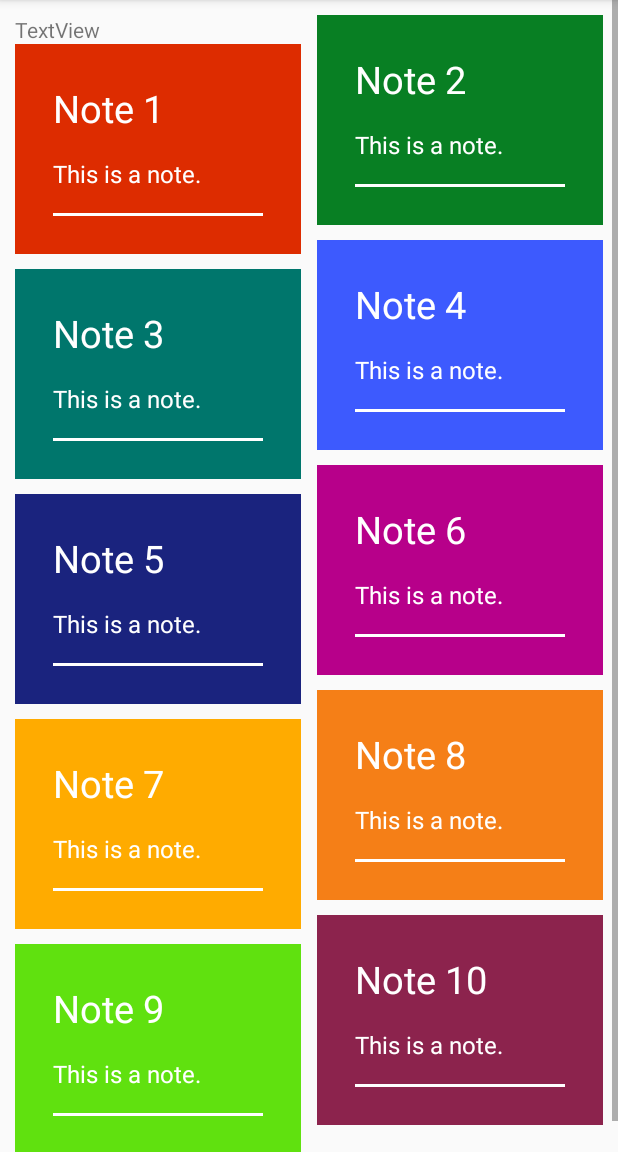
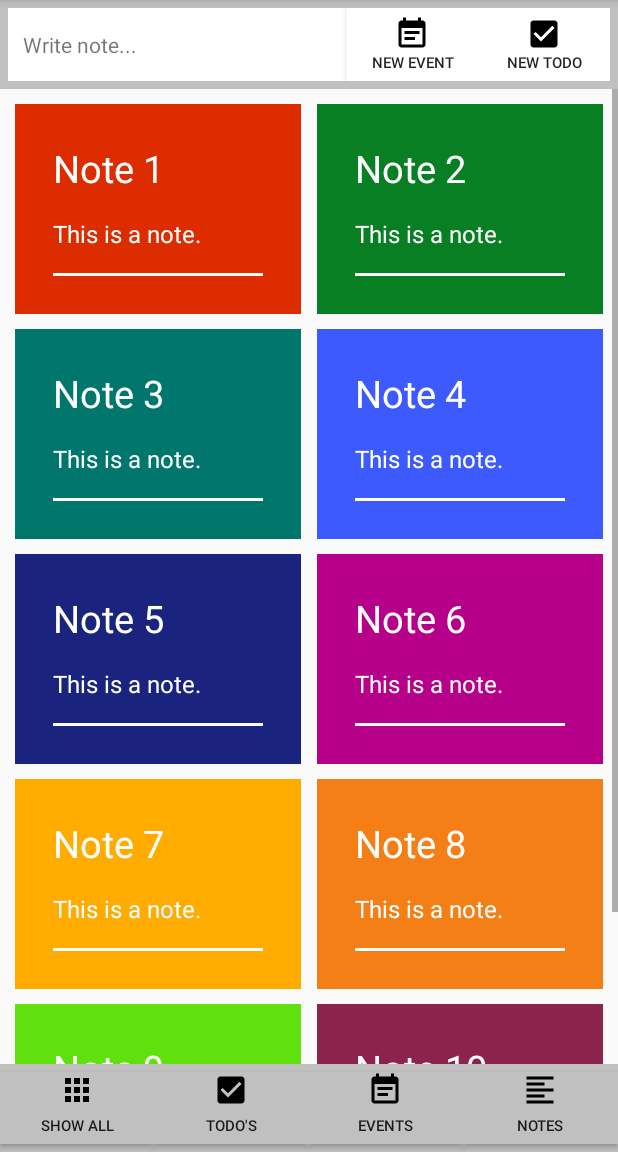
Before and after one commit to MenzelRobin/TEN-Manager, an Android app: the OverviewNoteInit screen opened directly, with no data from a screen before it, on a phone screen of 412 x 824 dp, the part 84-1236 px from its top. Run offline under Robolectric (Android 15) with nearby library versions, the phone set to English and light mode, and no system bars.

Commit message:
Added Updated Overview Layout, fixed a bug that generated copies of Fragments

```diff
--- a/app/src/main/java/com/example/robin/angrynerds_wip/overview/noteFragment/OverviewNoteController.java
+++ b/app/src/main/java/com/example/robin/angrynerds_wip/overview/noteFragment/OverviewNoteController.java
@@ -1,53 +1,45 @@
 package com.example.robin.angrynerds_wip.overview.noteFragment;
 
 import android.content.Intent;
-import android.os.Bundle;
 import android.view.View;
 
 import com.example.robin.angrynerds_wip.MainActivity;
 import com.example.robin.angrynerds_wip.overview.superClasses.OverviewFragmentController;
+import com.example.robin.angrynerds_wip.overview.superClasses.OverviewFragmentData;
+import com.example.robin.angrynerds_wip.overview.superClasses.OverviewFragmentGui;
+import com.example.robin.angrynerds_wip.overview.superClasses.OverviewFragmentInit;
 
 public class OverviewNoteController extends OverviewFragmentController {
 
-    OverviewNoteInit mFragment;
-    OverviewNoteData mData;
-    OverviewNoteGui mGui;
-
-    // Constructor
-    public OverviewNoteController(OverviewNoteInit pFragment, OverviewNoteData pData, OverviewNoteGui pGui){
-        mFragment = pFragment;
-        mData = pData;
-        mGui = pGui;
+    // Calls the superconstructor
+    public OverviewNoteController(OverviewFragmentInit pFragment, OverviewFragmentData pData, OverviewFragmentGui pGui){
+        super(pFragment, pData, pGui);
     }
 
-    // Passes Data to Dataobject
-    public void addData(Bundle pData){
-        mData.addData(pData);
+    // Passes the View to the Guiobject and calls applyData()
+    public void addView(View pView){
+        super.addView(pView);
+        applyData();
     }
 
-    // Passes the View to the Guiobject and applies the Data
-    public void addView(View pView){
-        mGui.addView(pView);
-        applyData();
+    // Applies saved Data to the Gui
+    public void applyData(){
+        ((OverviewNoteGui)mGui).setTitle(mData.getTitle());
+        ((OverviewNoteGui)mGui).setColor(mData.getColor());
+        ((OverviewNoteGui)mGui).setDescription(((OverviewNoteData)mData).getDescription());
     }
 
     // Adds an OnClickListener to the Fragment
     public void addOnClickListener(){
         OverviewNoteClickListener clickListener = new OverviewNoteClickListener(this);
-        mGui.getOverviewNote().setOnClickListener(clickListener);
+        ((OverviewNoteGui)mGui).getOverviewNote().setOnClickListener(clickListener);
     }
 
     // Called by the OnClickListener, starts a new Activity
     public void clicked(){
+        //Todo: Add Note Activity
         Intent intent = new Intent(mFragment.getActivity(), MainActivity.class);
-        intent.putExtra("ID", mData.getID()); // Hier können eigene Parameter hinzugefügt werden.
-        mFragment.startActivity(intent); // Activity Starten
-    }
-
-    // Applies saved Data to the Gui
-    public void applyData(){
-        mGui.setTitle(mData.getTitle());
-        mGui.setColor(mData.getColor());
-        mGui.setDescription(mData.getDescription());
+        intent.putExtra("ID", mData.getID());
+        mFragment.startActivity(intent);
     }
 }
--- a/app/src/main/java/com/example/robin/angrynerds_wip/overview/noteFragment/OverviewNoteGui.java
+++ b/app/src/main/java/com/example/robin/angrynerds_wip/overview/noteFragment/OverviewNoteGui.java
@@ -5,10 +5,10 @@ import android.widget.RelativeLayout;
 import android.widget.TextView;
 
 import com.example.robin.angrynerds_wip.R;
+import com.example.robin.angrynerds_wip.overview.superClasses.OverviewFragmentGui;
 
-public class OverviewNoteGui {
+public class OverviewNoteGui extends OverviewFragmentGui {
 
-    View mView;
     RelativeLayout mOverviewNote;
     TextView mTitle;
     TextView mDescription;
@@ -19,7 +19,7 @@ public class OverviewNoteGui {
 
     // Adds the Fragment view to this Object
     public void addView(View pView){
-        mView = pView;
+        super.addView(pView);
         mOverviewNote = mView.findViewById(R.id.id_overview_note);
         mTitle = mView.findViewById(R.id.id_overview_note_textView_title);
         mDescription = mView.findViewById(R.id.id_overview_note_textView_description);
@@ -30,14 +30,17 @@ public class OverviewNoteGui {
         return mOverviewNote;
     }
 
+    // Sets Title
     public void setTitle(String pTitle){
         mTitle.setText(pTitle);
     }
 
+    // Sets Color
     public void setColor(int pColor){
         mOverviewNote.setBackgroundColor(pColor);
     }
 
+    // Sets Description
     public void setDescription(String pDescription){
         mDescription.setText(pDescription);
     }
--- a/app/src/main/java/com/example/robin/angrynerds_wip/overview/noteFragment/OverviewNoteInit.java
+++ b/app/src/main/java/com/example/robin/angrynerds_wip/overview/noteFragment/OverviewNoteInit.java
@@ -10,9 +10,10 @@ import com.example.robin.angrynerds_wip.overview.superClasses.OverviewFragmentIn
 
 public class OverviewNoteInit extends OverviewFragmentInit {
 
+    /* Replaced by superclass
     private OverviewNoteData mData;
     private OverviewNoteGui mGui;
-    private OverviewNoteController mController;
+    private OverviewNoteController mController;*/
 
     public OverviewNoteInit(){
         initData();
@@ -32,16 +33,11 @@ public class OverviewNoteInit extends OverviewFragmentInit {
         mController = new OverviewNoteController(this, mData, mGui);
     }
 
-    /* Replaced by Bundle Todo: Delete
-    public void addData(Note pData){
-        mController.addData(pData);
-    }*/
-
     public View onCreateView(LayoutInflater inflater, ViewGroup container, Bundle savedInstanceState) {
         View view = inflater.inflate(R.layout.fragment_overview_note, container, false);
         mController.addData(getArguments());
         mController.addView(view);
-        mController.addOnClickListener();
+        ((OverviewNoteController)mController).addOnClickListener();
         return view;
     }
 }
--- a/app/src/main/java/com/example/robin/angrynerds_wip/overview/overviewActivity/OverviewGui.java
+++ b/app/src/main/java/com/example/robin/angrynerds_wip/overview/overviewActivity/OverviewGui.java
@@ -8,20 +8,19 @@ public class OverviewGui {
 
     private OverviewInit mActivity;
 
-    //private LinearLayout mContainer1;
-    //private LinearLayout mContainer2;
+    private LinearLayout mContainer1;
+    private LinearLayout mContainer2;
     private int mContainer1Id;
     private int mContainer2Id;
 
     OverviewGui(OverviewInit pActivity){
         mActivity = pActivity;
         mActivity.setContentView(R.layout.activity_overview);
-
-        //mContainer1 = mActivity.findViewById(R.id.id_overview_linearLayout_container1);
-        //mContainer2 = mActivity.findViewById(R.id.id_overview_linearLayout_container2);
-
         mContainer1Id = R.id.id_overview_linearLayout_container1;
         mContainer2Id = R.id.id_overview_linearLayout_container2;
+        mContainer1 = mActivity.findViewById(mContainer1Id);
+        mContainer2 = mActivity.findViewById(mContainer2Id);
+        clearContainer();
     }
 
     public int getContainer1Id(){
@@ -31,4 +30,10 @@ public class OverviewGui {
     public int getContainer2Id(){
         return mContainer2Id;
     }
+
+    public void clearContainer(){
+        mContainer1.removeAllViewsInLayout();
+        mContainer2.removeAllViewsInLayout();
+    }
+
 }
--- a/app/src/main/java/com/example/robin/angrynerds_wip/overview/superClasses/OverviewFragmentClickListener.java
+++ b/app/src/main/java/com/example/robin/angrynerds_wip/overview/superClasses/OverviewFragmentClickListener.java
@@ -1,4 +1,4 @@
 package com.example.robin.angrynerds_wip.overview.superClasses;
 
-public class OverviewFragmentClickListener {
+public abstract class OverviewFragmentClickListener {
 }
--- a/app/src/main/java/com/example/robin/angrynerds_wip/overview/superClasses/OverviewFragmentController.java
+++ b/app/src/main/java/com/example/robin/angrynerds_wip/overview/superClasses/OverviewFragmentController.java
@@ -1,4 +1,29 @@
 package com.example.robin.angrynerds_wip.overview.superClasses;
 
-public class OverviewFragmentController {
+import android.os.Bundle;
+import android.view.View;
+
+import com.example.robin.angrynerds_wip.overview.noteFragment.OverviewNoteData;
+import com.example.robin.angrynerds_wip.overview.noteFragment.OverviewNoteGui;
+import com.example.robin.angrynerds_wip.overview.noteFragment.OverviewNoteInit;
+
+public abstract class OverviewFragmentController {
+    protected OverviewFragmentInit mFragment;
+    protected OverviewFragmentData mData;
+    protected OverviewFragmentGui mGui;
+
+    public OverviewFragmentController(OverviewFragmentInit pFragment, OverviewFragmentData pData, OverviewFragmentGui pGui){
+        mFragment = pFragment;
+        mData = pData;
+        mGui = pGui;
+    }
+
+    // Passes Data to Dataobject
+    public void addData(Bundle pData){
+        mData.addData(pData);
+    }
+
+    public void addView(View pView){
+        mGui.addView(pView);
+    }
 }
--- a/app/src/main/java/com/example/robin/angrynerds_wip/overview/superClasses/OverviewFragmentData.java
+++ b/app/src/main/java/com/example/robin/angrynerds_wip/overview/superClasses/OverviewFragmentData.java
@@ -2,7 +2,7 @@ package com.example.robin.angrynerds_wip.overview.superClasses;
 
 import android.os.Bundle;
 
-public class OverviewFragmentData {
+public abstract class OverviewFragmentData {
     String mID;
     String mTitle;
     int mColor;
--- a/app/src/main/java/com/example/robin/angrynerds_wip/overview/superClasses/OverviewFragmentGui.java
+++ b/app/src/main/java/com/example/robin/angrynerds_wip/overview/superClasses/OverviewFragmentGui.java
@@ -1,4 +1,10 @@
 package com.example.robin.angrynerds_wip.overview.superClasses;
 
-public class OverviewFragmentGui {
+import android.view.View;
+
+public abstract class OverviewFragmentGui {
+    protected View mView;
+    public void addView(View pView){
+        mView = pView;
+    }
 }
--- a/app/src/main/java/com/example/robin/angrynerds_wip/overview/superClasses/OverviewFragmentInit.java
+++ b/app/src/main/java/com/example/robin/angrynerds_wip/overview/superClasses/OverviewFragmentInit.java
@@ -2,5 +2,13 @@ package com.example.robin.angrynerds_wip.overview.superClasses;
 
 import android.support.v4.app.Fragment;
 
-public class OverviewFragmentInit extends Fragment {
+import com.example.robin.angrynerds_wip.overview.noteFragment.OverviewNoteController;
+import com.example.robin.angrynerds_wip.overview.noteFragment.OverviewNoteData;
+import com.example.robin.angrynerds_wip.overview.noteFragment.OverviewNoteGui;
+
+public abstract class OverviewFragmentInit extends Fragment {
+
+    protected OverviewFragmentData mData;
+    protected OverviewFragmentGui mGui;
+    protected OverviewFragmentController mController;
 }
--- /dev/null
+++ b/app/src/main/res/drawable/ic_apps_black_24dp.xml
@@ -0,0 +1,9 @@
+<vector xmlns:android="http://schemas.android.com/apk/res/android"
+        android:width="24dp"
+        android:height="24dp"
+        android:viewportWidth="24.0"
+        android:viewportHeight="24.0">
+    <path
+        android:fillColor="#FF000000"
+        android:pathData="M4,8h4L8,4L4,4v4zM10,20h4v-4h-4v4zM4,20h4v-4L4,16v4zM4,14h4v-4L4,10v4zM10,14h4v-4h-4v4zM16,4v4h4L20,4h-4zM10,8h4L14,4h-4v4zM16,14h4v-4h-4v4zM16,20h4v-4h-4v4z"/>
+</vector>
--- /dev/null
+++ b/app/src/main/res/drawable/ic_check_box_black_24dp.xml
@@ -0,0 +1,9 @@
+<vector xmlns:android="http://schemas.android.com/apk/res/android"
+        android:width="24dp"
+        android:height="24dp"
+        android:viewportWidth="24.0"
+        android:viewportHeight="24.0">
+    <path
+        android:fillColor="#FF000000"
+        android:pathData="M19,3L5,3c-1.11,0 -2,0.9 -2,2v14c0,1.1 0.89,2 2,2h14c1.11,0 2,-0.9 2,-2L21,5c0,-1.1 -0.89,-2 -2,-2zM10,17l-5,-5 1.41,-1.41L10,14.17l7.59,-7.59L19,8l-9,9z"/>
+</vector>
--- /dev/null
+++ b/app/src/main/res/drawable/ic_dialpad_black_24dp.xml
@@ -0,0 +1,9 @@
+<vector xmlns:android="http://schemas.android.com/apk/res/android"
+        android:width="24dp"
+        android:height="24dp"
+        android:viewportWidth="24.0"
+        android:viewportHeight="24.0">
+    <path
+        android:fillColor="#FF000000"
+        android:pathData="M12,19c-1.1,0 -2,0.9 -2,2s0.9,2 2,2 2,-0.9 2,-2 -0.9,-2 -2,-2zM6,1c-1.1,0 -2,0.9 -2,2s0.9,2 2,2 2,-0.9 2,-2 -0.9,-2 -2,-2zM6,7c-1.1,0 -2,0.9 -2,2s0.9,2 2,2 2,-0.9 2,-2 -0.9,-2 -2,-2zM6,13c-1.1,0 -2,0.9 -2,2s0.9,2 2,2 2,-0.9 2,-2 -0.9,-2 -2,-2zM18,5c1.1,0 2,-0.9 2,-2s-0.9,-2 -2,-2 -2,0.9 -2,2 0.9,2 2,2zM12,13c-1.1,0 -2,0.9 -2,2s0.9,2 2,2 2,-0.9 2,-2 -0.9,-2 -2,-2zM18,13c-1.1,0 -2,0.9 -2,2s0.9,2 2,2 2,-0.9 2,-2 -0.9,-2 -2,-2zM18,7c-1.1,0 -2,0.9 -2,2s0.9,2 2,2 2,-0.9 2,-2 -0.9,-2 -2,-2zM12,7c-1.1,0 -2,0.9 -2,2s0.9,2 2,2 2,-0.9 2,-2 -0.9,-2 -2,-2zM12,1c-1.1,0 -2,0.9 -2,2s0.9,2 2,2 2,-0.9 2,-2 -0.9,-2 -2,-2z"/>
+</vector>
--- /dev/null
+++ b/app/src/main/res/drawable/ic_event_note_black_24dp.xml
@@ -0,0 +1,9 @@
+<vector xmlns:android="http://schemas.android.com/apk/res/android"
+        android:width="24dp"
+        android:height="24dp"
+        android:viewportWidth="24.0"
+        android:viewportHeight="24.0">
+    <path
+        android:fillColor="#FF000000"
+        android:pathData="M17,10L7,10v2h10v-2zM19,3h-1L18,1h-2v2L8,3L8,1L6,1v2L5,3c-1.11,0 -1.99,0.9 -1.99,2L3,19c0,1.1 0.89,2 2,2h14c1.1,0 2,-0.9 2,-2L21,5c0,-1.1 -0.9,-2 -2,-2zM19,19L5,19L5,8h14v11zM14,14L7,14v2h7v-2z"/>
+</vector>
--- /dev/null
+++ b/app/src/main/res/drawable/ic_format_align_left_black_24dp.xml
@@ -0,0 +1,9 @@
+<vector xmlns:android="http://schemas.android.com/apk/res/android"
+        android:width="24dp"
+        android:height="24dp"
+        android:viewportWidth="24.0"
+        android:viewportHeight="24.0">
+    <path
+        android:fillColor="#FF000000"
+        android:pathData="M15,15L3,15v2h12v-2zM15,7L3,7v2h12L15,7zM3,13h18v-2L3,11v2zM3,21h18v-2L3,19v2zM3,3v2h18L21,3L3,3z"/>
+</vector>
--- a/app/src/main/res/layout/activity_overview.xml
+++ b/app/src/main/res/layout/activity_overview.xml
@@ -1,30 +1,81 @@
-<?xml version="1.0" encoding="utf-8"?>
+<?xml version="1.0" encoding="UTF-8"?>
+
 <RelativeLayout
-    xmlns:android="http://schemas.android.com/apk/res/android"
-    xmlns:app="http://schemas.android.com/apk/res-auto"
-    xmlns:tools="http://schemas.android.com/tools"
+    tools:context="overview.overviewActivity.OverviewInit"
+    android:layout_height="match_parent"
     android:layout_width="match_parent"
-    android:layout_height="match_parent"
-    tools:context=".overview.overviewActivity.OverviewInit">
+    xmlns:tools="http://schemas.android.com/tools" xmlns:app="http://schemas.android.com/apk/res-auto"
+    xmlns:android="http://schemas.android.com/apk/res/android">
 
     <!-- Header -->
+    <RelativeLayout
+        android:layout_width="match_parent"
+        android:layout_height="wrap_content"
+        android:id="@+id/header"
+        android:padding="5dp"
+        android:background="@color/colorGrey">
+
+        <TextView
+            android:id="@+id/textView3"
+            android:layout_width="wrap_content"
+            android:layout_height="match_parent"
+            android:layout_alignTop="@id/button"
+            android:layout_alignBottom="@id/button"
+            android:layout_alignParentLeft="true"
+            android:layout_toStartOf="@id/button"
+            android:background="@color/colorWhite"
+            android:gravity="center_vertical"
+            android:paddingLeft="10dp"
+            android:text="Write note..." />
+
+        <Button
+            android:id="@+id/button"
+            android:layout_width="wrap_content"
+            android:layout_height="wrap_content"
+            android:layout_toStartOf="@id/button2"
+            android:padding="5dp"
+            android:background="@color/colorWhite"
+            android:drawableTop="@drawable/ic_event_note_black_24dp"
+            android:text="new Event"
+            android:textSize="10dp"/>
+
+        <Button
+            android:id="@+id/button2"
+            android:layout_width="wrap_content"
+            android:layout_height="wrap_content"
+            android:layout_alignParentRight="true"
+            android:padding="5dp"
+            android:background="@color/colorWhite"
+            android:drawableTop="@drawable/ic_check_box_black_24dp"
+            android:text="new Todo"
+            android:textSize="10dp"/>
+
+    </RelativeLayout>
 
     <!-- Content -->
 
+
     <ScrollView
-        android:id="@+id/id_overview"
+        android:id="@+id/id_overview_scrollView_center"
         android:layout_width="match_parent"
-        android:layout_height="match_parent">
+        android:layout_height="wrap_content"
+        android:layout_below="@id/header"
+        android:layout_above="@id/footer"
+        android:layout_marginTop="0dp"
+        android:layout_marginBottom="0dp">
+
 
         <LinearLayout
             android:layout_width="match_parent"
             android:layout_height="wrap_content"
             android:orientation="vertical">
 
+
             <LinearLayout
                 android:layout_width="match_parent"
                 android:layout_height="match_parent"
                 android:orientation="horizontal">
+
 
                 <LinearLayout
                     android:id="@+id/id_overview_linearLayout_container1"
@@ -37,12 +88,6 @@
                     android:paddingRight="5dp"
                     android:paddingBottom="10dp">
 
-
-                    <TextView
-                        android:id="@+id/textView"
-                        android:layout_width="match_parent"
-                        android:layout_height="wrap_content"
-                        android:text="TextView" />
                 </LinearLayout>
 
                 <LinearLayout
@@ -56,7 +101,6 @@
                     android:paddingRight="10dp"
                     android:paddingBottom="10dp">
 
-
                 </LinearLayout>
 
             </LinearLayout>
@@ -65,6 +109,69 @@
 
     </ScrollView>
 
-    <!-- Footer -->
+
+    <LinearLayout
+
+        android:layout_alignParentBottom="true"
+        android:layout_width="match_parent"
+        android:layout_height="wrap_content"
+        android:id="@+id/footer"
+        android:background="@color/colorGrey">
+
+
+        <Button
+            android:id="@+id/button3"
+            android:layout_width="wrap_content"
+            android:layout_height="wrap_content"
+            android:layout_weight="1"
+            android:layout_alignParentLeft="true"
+            android:layout_marginTop="5dp"
+            android:layout_marginBottom="5dp"
+            android:background="@color/colorGrey"
+            android:drawableTop="@drawable/ic_apps_black_24dp"
+            android:text="Show All"
+            android:textSize="10dp"/>
+
+        <Button
+            android:id="@+id/button4"
+            android:layout_width="wrap_content"
+            android:layout_height="wrap_content"
+            android:layout_weight="1"
+            android:layout_toRightOf="@id/button3"
+            android:layout_marginTop="5dp"
+            android:layout_marginBottom="5dp"
+            android:background="@color/colorGrey"
+            android:drawableTop="@drawable/ic_check_box_black_24dp"
+            android:text="Todo's"
+            android:textSize="10dp"/>
+
+        <Button
+            android:id="@+id/button5"
+            android:layout_width="wrap_content"
+            android:layout_height="wrap_content"
+            android:layout_weight="1"
+            android:layout_toRightOf="@id/button4"
+            android:layout_marginTop="5dp"
+            android:layout_marginBottom="5dp"
+            android:background="@color/colorGrey"
+            android:drawableTop="@drawable/ic_event_note_black_24dp"
+            android:text="Events"
+            android:textSize="10dp"/>
+
+        <Button
+            android:id="@+id/button6"
+            android:layout_width="wrap_content"
+            android:layout_height="wrap_content"
+            android:layout_weight="1"
+            android:layout_toRightOf="@id/button5"
+            android:layout_marginTop="5dp"
+            android:layout_marginBottom="5dp"
+            android:background="@color/colorGrey"
+            android:drawableTop="@drawable/ic_format_align_left_black_24dp"
+            android:text="Notes"
+            android:textSize="10dp"/>
+
+    </LinearLayout>
+
 
 </RelativeLayout>
--- a/app/src/main/res/values/colors.xml
+++ b/app/src/main/res/values/colors.xml
@@ -14,6 +14,7 @@
     <color name="bgColor9">#60e10f</color>
     <color name="bgColor10">#8c234d</color>
     <color name="colorWhite">#FFFFFF</color>
+    <color name="colorGrey">#C0C0C0</color>
 
     <integer-array name="bgColors">
         <item>@color/bgColor1</item>
```
